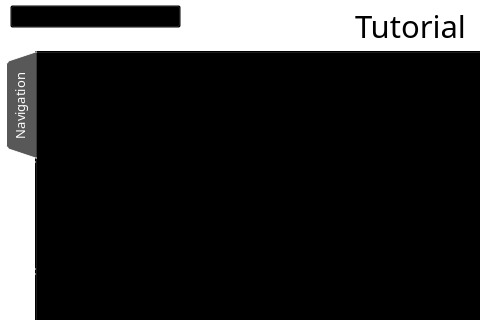
Above: Tasuke/TutorialWidget.ui from mushopea/Tasuke before the change; both pictures show x 0 to 480 and y 0 to 320 of the 820 by 411 pixel window. Below: the same form after it.
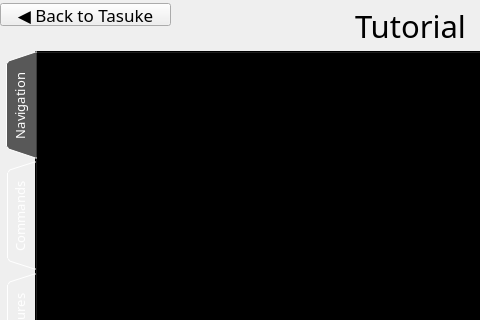
That is the form after the change. The open tabs and pages were chosen to show the change.

Commit message: Search now has back button to go back to default view, but need implement search to test lol

What changed in the file:
```diff
--- a/Tasuke/TutorialWidget.ui
+++ b/Tasuke/TutorialWidget.ui
@@ -14,7 +14,11 @@
    <string>Form</string>
   </property>
   <property name="styleSheet">
-   <string notr="true">background: transparent;</string>
+   <string notr="true">background: transparent;
+
+QPushButton .hover { }
+color: rgb(88, 88, 88);
+</string>
   </property>
   <widget class="QTabWidget" name="tabWidget">
    <property name="geometry">
@@ -238,8 +242,8 @@
   <widget class="QPushButton" name="pushButton">
    <property name="geometry">
     <rect>
-     <x>10</x>
-     <y>5</y>
+     <x>0</x>
+     <y>3</y>
      <width>171</width>
      <height>23</height>
     </rect>
@@ -247,7 +251,7 @@
    <property name="font">
     <font>
      <family>Quicksand Bold</family>
-     <pointsize>14</pointsize>
+     <pointsize>13</pointsize>
     </font>
    </property>
    <property name="cursor">
@@ -256,8 +260,20 @@
    <property name="focusPolicy">
     <enum>Qt::ClickFocus</enum>
    </property>
+   <property name="styleSheet">
+    <string notr="true">color: rgb(151, 151, 151);
+
+hover {
+color: rgb(74, 74, 74);
+    }
+     
+pressed {
+color: rgb(74, 74, 74);
+    }
+  </string>
+   </property>
    <property name="text">
-    <string>&lt; Back to Tasuke!</string>
+    <string>◀ Back to Tasuke</string>
    </property>
   </widget>
   <widget class="QLabel" name="title">
```
Left out of the diff: 2 changed lines with no effect on the pictures. The commit also changes 3 other files.
